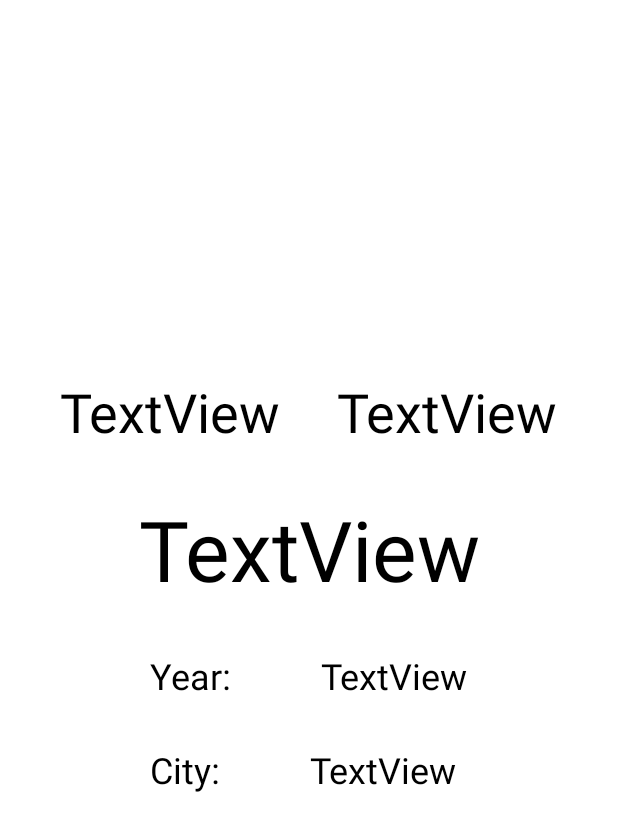
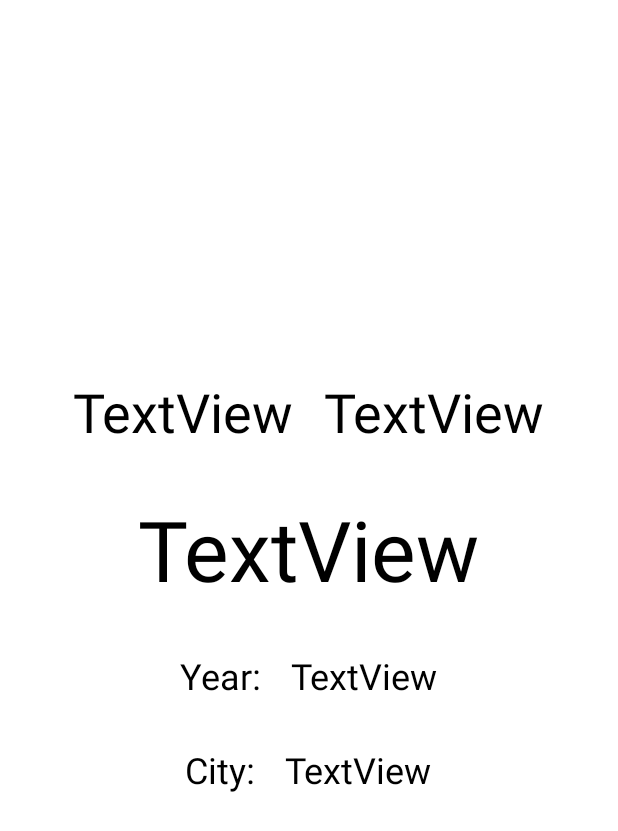
Before and after one commit to TalDebi/RecarAndroid, an Android app: the layout fragment_car_page.xml on its own in the app's theme, with its tools: preview values and no code run, on a phone screen of 412 x 824 dp. Shown: the top 831 px of the screen. Run offline under Robolectric (Android 15) with nearby library versions, the phone set to English and light mode, and no system bars.

Commit message:
added linear layout ot car page

```diff
--- a/app/src/main/res/layout/filters_layout.xml
+++ b/app/src/main/res/layout/filters_layout.xml
@@ -78,8 +78,7 @@
                 android:id="@+id/model_select"
                 android:layout_width="match_parent"
                 android:layout_height="wrap_content"
-                android:descendantFocusability="blocksDescendants"
-                app:simpleItems="@array/simple_items" />
+                android:descendantFocusability="blocksDescendants" />
 
         </com.google.android.material.textfield.TextInputLayout>
 
--- a/app/src/main/res/layout/fragment_car_form.xml
+++ b/app/src/main/res/layout/fragment_car_form.xml
@@ -77,8 +77,7 @@
                 android:layout_width="match_parent"
                 android:layout_height="wrap_content"
                 android:descendantFocusability="blocksDescendants"
-                android:hint="Model"
-                app:simpleItems="@array/simple_items" />
+                android:hint="Model" />
 
         </com.google.android.material.textfield.TextInputLayout>
 
@@ -210,6 +209,5 @@
             app:layout_constraintTop_toBottomOf="@+id/priceLayout" />
 
 
-
     </androidx.constraintlayout.widget.ConstraintLayout>
 </ScrollView>
--- a/app/src/main/res/layout/fragment_car_page.xml
+++ b/app/src/main/res/layout/fragment_car_page.xml
@@ -16,13 +16,22 @@
         app:layout_constraintStart_toStartOf="parent"
         app:layout_constraintTop_toTopOf="parent" />
 
+    <LinearLayout
+        android:id="@+id/llMakeModel"
+        android:layout_width="match_parent"
+        android:layout_height="wrap_content"
+        android:layout_marginTop="30dp"
+        android:gravity="center"
+        android:orientation="horizontal"
+        android:weightSum="2"
+        app:layout_constraintStart_toStartOf="parent"
+        app:layout_constraintTop_toBottomOf="@+id/rvCarousel">
 
         <TextView
             android:id="@+id/tvModel"
             android:layout_width="wrap_content"
-        android:layout_height="0dp"
-        android:layout_marginTop="30dp"
-        android:layout_marginEnd="40dp"
+            android:layout_height="match_parent"
+            android:layout_marginHorizontal="10dp"
             android:text="TextView"
             android:textSize="36sp"
             app:layout_constraintEnd_toEndOf="parent"
@@ -31,56 +40,84 @@
         <TextView
             android:id="@+id/tvMake"
             android:layout_width="wrap_content"
-        android:layout_height="0dp"
-        android:layout_marginStart="40dp"
-        android:layout_marginTop="30dp"
+            android:layout_height="match_parent"
+            android:layout_marginHorizontal="10dp"
             android:text="TextView"
             android:textSize="36sp"
             app:layout_constraintStart_toStartOf="parent"
             app:layout_constraintTop_toBottomOf="@+id/rvCarousel" />
+    </LinearLayout>
+
+    <LinearLayout
+        android:id="@+id/llPrice"
+        android:layout_width="match_parent"
+        android:layout_height="wrap_content"
+        android:layout_marginTop="30dp"
+        android:gravity="center"
+        android:orientation="horizontal"
+        android:weightSum="1"
+        app:layout_constraintStart_toStartOf="parent"
+        app:layout_constraintTop_toBottomOf="@+id/llMakeModel">
+
 
         <TextView
             android:id="@+id/tvPrice"
             android:layout_width="wrap_content"
             android:layout_height="75dp"
-        android:layout_marginStart="91dp"
-        android:layout_marginTop="30dp"
-        android:layout_marginEnd="92dp"
             android:text="TextView"
             android:textSize="56sp"
             app:layout_constraintEnd_toEndOf="parent"
             app:layout_constraintHorizontal_bias="1.0"
             app:layout_constraintStart_toStartOf="parent"
-        app:layout_constraintTop_toBottomOf="@+id/tvMake" />
+            app:layout_constraintTop_toBottomOf="@+id/llMakeModel" />
+    </LinearLayout>
+
+    <LinearLayout
+        android:id="@+id/llYear"
+        android:layout_width="match_parent"
+        android:layout_height="wrap_content"
+        android:layout_marginTop="30dp"
+        android:gravity="center"
+        android:orientation="horizontal"
+        android:weightSum="2"
+        app:layout_constraintTop_toBottomOf="@+id/llPrice">
 
         <TextView
             android:id="@+id/tvYearLabel"
             android:layout_width="wrap_content"
             android:layout_height="wrap_content"
-        android:layout_marginStart="100dp"
-        android:layout_marginTop="30dp"
+            android:layout_marginHorizontal="10dp"
             android:text="Year:"
             android:textSize="24sp"
             app:layout_constraintStart_toStartOf="parent"
-        app:layout_constraintTop_toBottomOf="@+id/tvPrice" />
+            app:layout_constraintTop_toBottomOf="@+id/llPrice" />
 
         <TextView
             android:id="@+id/tvYear"
             android:layout_width="wrap_content"
             android:layout_height="wrap_content"
-        android:layout_marginStart="60dp"
-        android:layout_marginTop="30dp"
+            android:layout_marginHorizontal="10dp"
             android:text="TextView"
             android:textSize="24sp"
             app:layout_constraintStart_toEndOf="@+id/tvYearLabel"
-        app:layout_constraintTop_toBottomOf="@+id/tvPrice" />
+            app:layout_constraintTop_toBottomOf="@+id/llPrice" />
+    </LinearLayout>
+
+    <LinearLayout
+        android:id="@+id/llCity"
+        android:layout_width="match_parent"
+        android:layout_height="wrap_content"
+        android:layout_marginTop="30dp"
+        android:gravity="center"
+        android:orientation="horizontal"
+        android:weightSum="2"
+        app:layout_constraintTop_toBottomOf="@+id/llYear">
 
         <TextView
             android:id="@+id/tvCityLabel"
             android:layout_width="wrap_content"
             android:layout_height="wrap_content"
-        android:layout_marginStart="100dp"
-        android:layout_marginTop="30dp"
+            android:layout_marginHorizontal="10dp"
             android:text="City:"
             android:textSize="24sp"
             app:layout_constraintStart_toStartOf="parent"
@@ -90,23 +127,23 @@
             android:id="@+id/tvCity"
             android:layout_width="wrap_content"
             android:layout_height="wrap_content"
-        android:layout_marginStart="60dp"
-        android:layout_marginTop="30dp"
+            android:layout_marginHorizontal="10dp"
             android:text="TextView"
             android:textSize="24sp"
             app:layout_constraintStart_toEndOf="@+id/tvCityLabel"
             app:layout_constraintTop_toBottomOf="@+id/tvYear" />
+    </LinearLayout>
 
     <ScrollView
         android:layout_width="match_parent"
         android:layout_height="0dp"
         android:layout_marginTop="30dp"
+        android:fadeScrollbars="false"
         app:layout_constraintBottom_toBottomOf="parent"
         app:layout_constraintEnd_toEndOf="parent"
         app:layout_constraintHorizontal_bias="1.0"
         app:layout_constraintStart_toStartOf="parent"
-        app:layout_constraintTop_toBottomOf="@+id/tvCityLabel"
-        android:fadeScrollbars="false">
+        app:layout_constraintTop_toBottomOf="@+id/llCity">
 
         <com.google.android.material.chip.ChipGroup
             android:id="@+id/cg"
```
Lines whose indentation alone changed are shown as unchanged.
